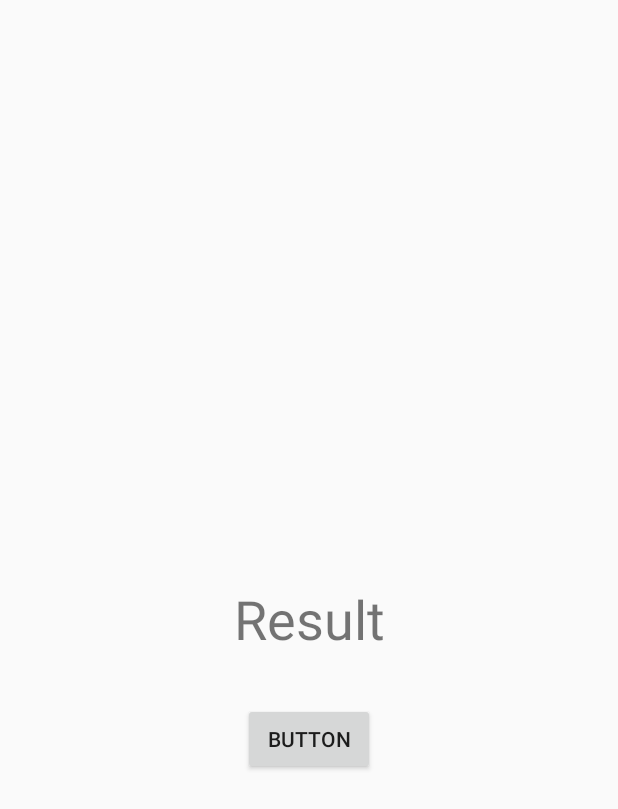
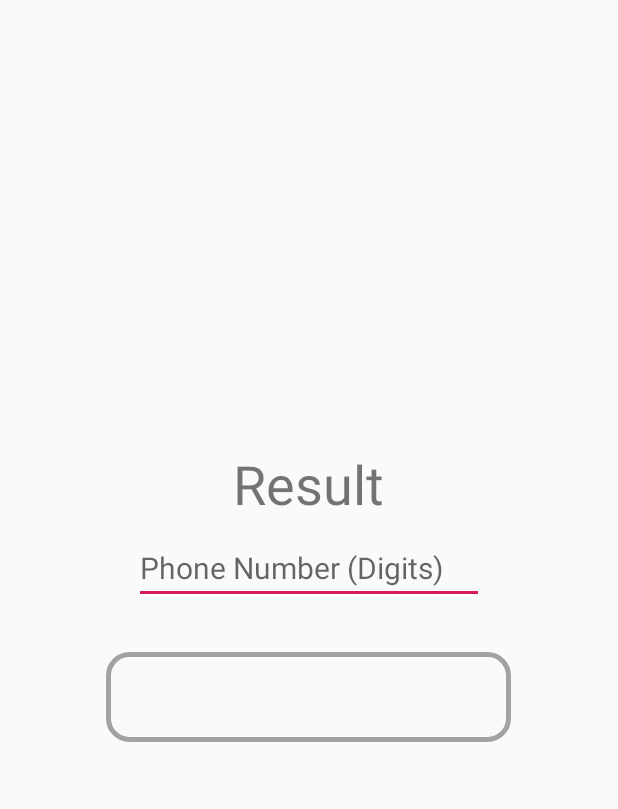
Before and after one commit to Pancax/BAC-Home, an Android app: the layout activity_result.xml on its own in the app's theme, with its tools: preview values and no code run, on a phone screen of 412 x 824 dp. Shown: the top 809 px of the screen. Run offline under Robolectric (Android 15) with nearby library versions, the phone set to English and light mode, and no system bars.

Commit message:
Updated activity_result.xml back to most recent version

```diff
--- /dev/null
+++ b/app/src/main/res/drawable/button_shape.xml
@@ -0,0 +1,28 @@
+<?xml version="1.0" encoding="utf-8"?>
+<shape xmlns:android="http://schemas.android.com/apk/res/android" android:shape="rectangle" >
+    <corners
+        android:radius="14dp"
+        />
+<!--    <gradient-->
+<!--        android:angle="270"-->
+<!--        android:centerX="49%"-->
+<!--        android:centerColor="#CCCCCC"-->
+<!--        android:startColor="#E8E8E8"-->
+<!--        android:endColor="#C4C4C4"-->
+<!--        android:type="linear"-->
+<!--        />-->
+    <padding
+        android:left="5dp"
+        android:top="5dp"
+        android:right="5dp"
+        android:bottom="5dp"
+        />
+    <size
+        android:width="270dp"
+        android:height="60dp"
+        />
+    <stroke
+        android:width="3dp"
+        android:color="#A2A2A2"
+        />
+</shape>
--- a/app/src/main/res/layout-land/activity_result.xml
+++ b/app/src/main/res/layout-land/activity_result.xml
@@ -19,10 +19,10 @@
 
     <Button
         android:id="@+id/result_button"
+        style="@style/ButtonTheme"
         android:layout_width="wrap_content"
         android:layout_height="wrap_content"
         android:layout_marginTop="32dp"
-        android:text="Button"
         app:layout_constraintEnd_toEndOf="parent"
         app:layout_constraintStart_toStartOf="parent"
         app:layout_constraintTop_toBottomOf="@+id/result_text" />
--- a/app/src/main/res/layout/activity_result.xml
+++ b/app/src/main/res/layout/activity_result.xml
@@ -7,24 +7,65 @@
     android:layout_height="match_parent"
     android:orientation="vertical">
 
+    <androidx.constraintlayout.widget.ConstraintLayout
+        android:layout_width="wrap_content"
+        android:layout_height="wrap_content"
+        app:layout_constraintBottom_toBottomOf="parent"
+        app:layout_constraintEnd_toEndOf="parent"
+        app:layout_constraintHorizontal_bias="0.0"
+        app:layout_constraintStart_toStartOf="parent"
+        app:layout_constraintTop_toTopOf="parent">
+
+        <androidx.constraintlayout.widget.ConstraintLayout
+            android:id="@+id/result_container"
+            android:layout_width="wrap_content"
+            android:layout_height="wrap_content"
+            app:layout_constraintBottom_toTopOf="@+id/result_button"
+            app:layout_constraintEnd_toEndOf="parent"
+            app:layout_constraintStart_toStartOf="parent"
+            app:layout_constraintTop_toTopOf="parent">
+
             <TextView
                 android:id="@+id/result_text"
                 android:layout_width="wrap_content"
                 android:layout_height="wrap_content"
+                android:layout_marginStart="155dp"
+                android:layout_marginEnd="155dp"
                 android:text="@string/result_text"
                 android:textSize="36sp"
-        app:layout_constraintBottom_toBottomOf="parent"
                 app:layout_constraintEnd_toEndOf="parent"
                 app:layout_constraintStart_toStartOf="parent"
                 app:layout_constraintTop_toTopOf="parent" />
 
+            <EditText
+                android:id="@+id/phone_box"
+                android:layout_width="wrap_content"
+                android:layout_height="wrap_content"
+                android:layout_marginTop="8dp"
+                android:autofillHints=""
+                android:ems="10"
+                android:hint="@string/phone_number"
+                android:inputType="textPersonName|phone"
+                android:textSize="20sp"
+                app:layout_constraintBottom_toBottomOf="parent"
+                app:layout_constraintEnd_toEndOf="parent"
+                app:layout_constraintStart_toStartOf="parent"
+                app:layout_constraintTop_toBottomOf="@+id/result_text" />
+
+        </androidx.constraintlayout.widget.ConstraintLayout>
+
         <Button
             android:id="@+id/result_button"
+            style="@style/ButtonTheme"
             android:layout_width="wrap_content"
             android:layout_height="wrap_content"
             android:layout_marginTop="32dp"
-        android:text="Button"
+            android:layout_marginBottom="32dp"
+            android:text=""
+            app:layout_constraintBottom_toBottomOf="parent"
             app:layout_constraintEnd_toEndOf="parent"
             app:layout_constraintStart_toStartOf="parent"
-        app:layout_constraintTop_toBottomOf="@+id/result_text" />
+            app:layout_constraintTop_toBottomOf="@+id/result_container" />
     </androidx.constraintlayout.widget.ConstraintLayout>
+
+</androidx.constraintlayout.widget.ConstraintLayout>
--- a/app/src/main/res/values/strings.xml
+++ b/app/src/main/res/values/strings.xml
@@ -13,4 +13,5 @@
     <string name="blow_text">BLOW INTO DEVICE</string>
     <string name="result_text">Result</string>
     <string name="hand_click_desc">Hand Clicking Image</string>
+    <string name="phone_number">Phone Number (Digits)</string>
 </resources>
--- a/app/src/main/res/values/styles.xml
+++ b/app/src/main/res/values/styles.xml
@@ -7,5 +7,10 @@
         <item name="colorPrimaryDark">@color/colorPrimaryDark</item>
         <item name="colorAccent">@color/colorAccent</item>
     </style>
+    <style name="ButtonTheme" parent="Widget.AppCompat.Button.Borderless">
+        <item name="android:textSize">20sp</item>
+        <item name="android:background">@drawable/button_shape</item>
+        <item name="android:textColor">#7E7E7E</item>
+    </style>
 
 </resources>
```
Lines whose indentation alone changed are shown as unchanged.
